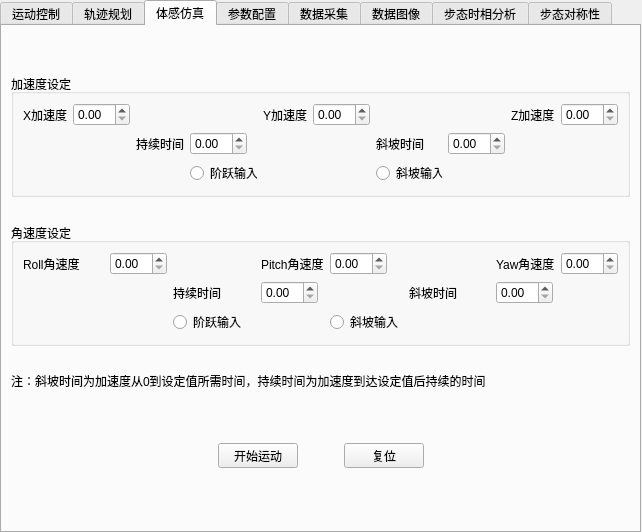
Before: the Qt Designer form BalanceTrainer/BalanceTrainer1/mainwindow.ui in yuanfuaccount/BalanceTrainer, drawn with Qt 5.
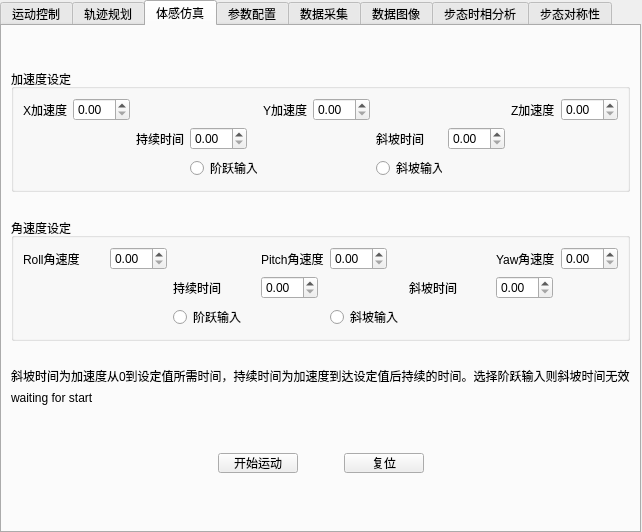
After: the same form once the commit is applied.

The edit to the form file:
```diff
--- a/BalanceTrainer/BalanceTrainer1/mainwindow.ui
+++ b/BalanceTrainer/BalanceTrainer1/mainwindow.ui
@@ -1029,7 +1029,14 @@
          </sizepolicy>
         </property>
         <property name="text">
-         <string>注：斜坡时间为加速度从0到设定值所需时间，持续时间为加速度到达设定值后持续的时间</string>
+         <string>斜坡时间为加速度从0到设定值所需时间，持续时间为加速度到达设定值后持续的时间。选择阶跃输入则斜坡时间无效</string>
+        </property>
+       </widget>
+      </item>
+      <item>
+       <widget class="QLabel" name="labelNotice">
+        <property name="text">
+         <string>waiting for start</string>
         </property>
        </widget>
       </item>
```
Left out of the diff: 4 changed lines with no effect on the pictures.
